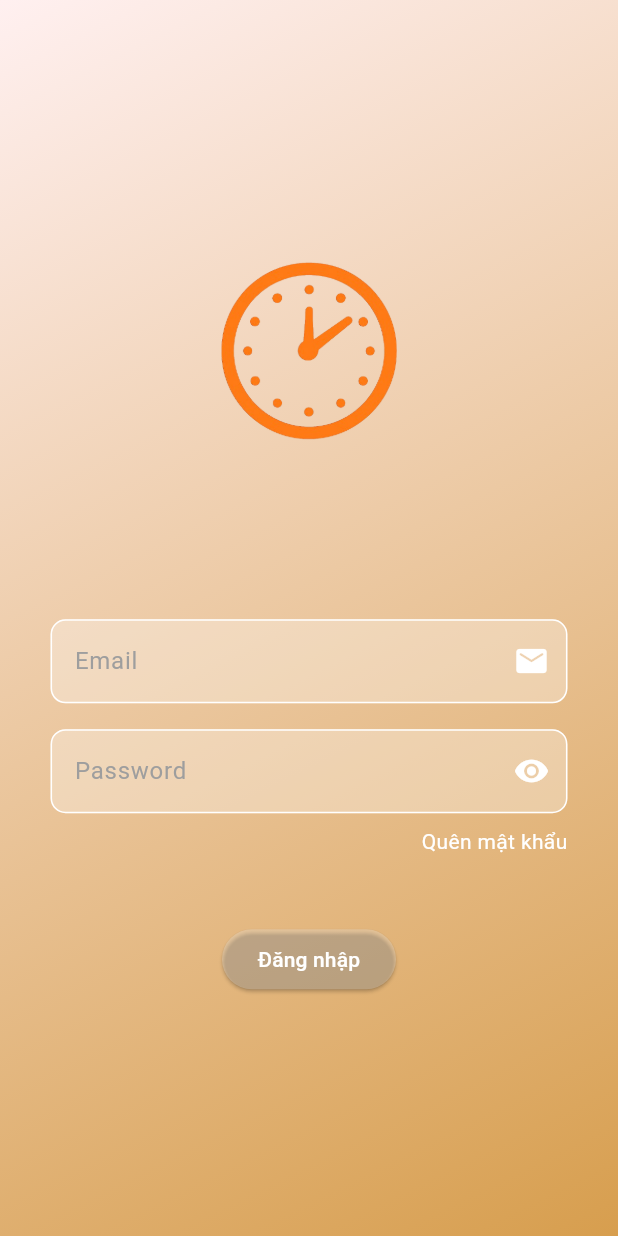
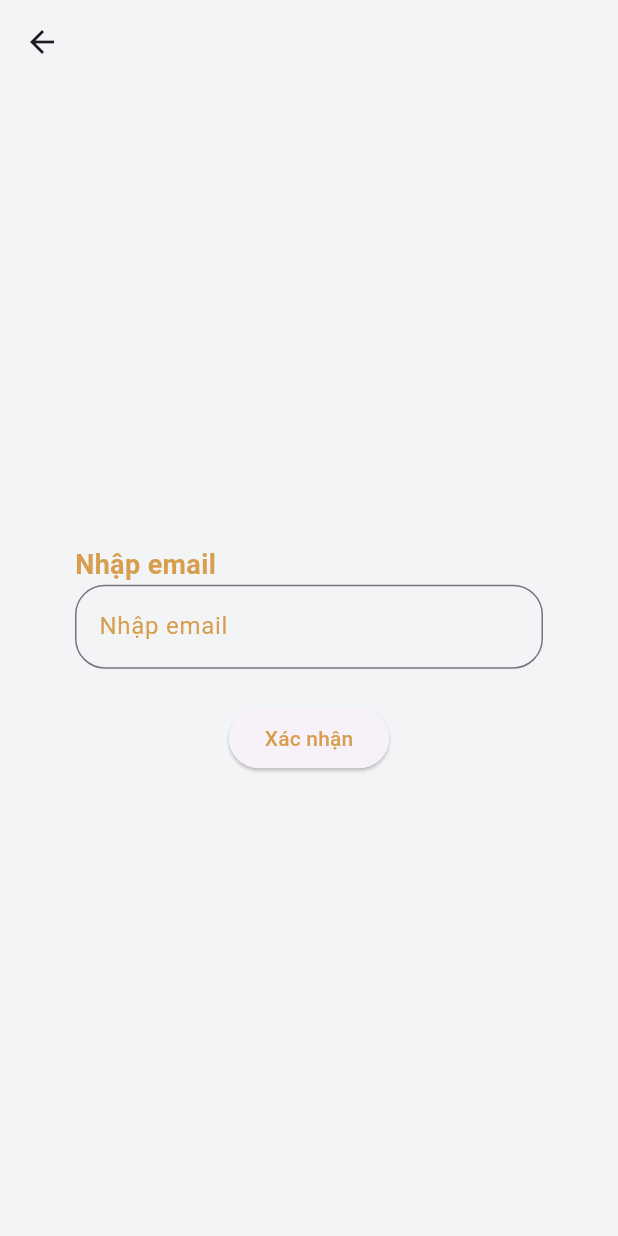
Before and after one commit to minhthongnt2610/TT_Nhom3, a Flutter app: the screen it shows after launch, after a tap on "Quên mật khẩu", on a phone screen of 412 x 824 dp. Run offline on Flutter 3.47's test engine with Material 3 defaults, Android fonts, the phone set to English and light mode, and no system bars; our stand-ins replace google_fonts; Roboto replaces fonts that are missing (balooPaaji).

Commit message:
hoàn thành màn hình quên mật khẩu và kết nối tất cả màn hình lại với nhau (v1 demo)

```diff
--- a/TimeTrack/lib/my_app.dart
+++ b/TimeTrack/lib/my_app.dart
@@ -1,4 +1,5 @@
 import 'package:flutter/material.dart';
+import 'package:timetrack/screens/common_screens/forgot_password_screen.dart';
 import 'package:timetrack/screens/common_screens/login_screen.dart';
 import 'package:timetrack/screens/employee_screens/check_in_screen.dart';
 import 'package:timetrack/screens/employee_screens/info_employee.dart';
--- /dev/null
+++ b/TimeTrack/lib/screens/common_screens/forgot_password_screen.dart
@@ -0,0 +1,77 @@
+import 'package:flutter/material.dart';
+
+import '../../contains/app_colors.dart';
+
+class ForgotPasswordScreen extends StatefulWidget {
+  const ForgotPasswordScreen({super.key});
+
+  @override
+  State<ForgotPasswordScreen> createState() => _ForgotPasswordScreenState();
+}
+
+class _ForgotPasswordScreenState extends State<ForgotPasswordScreen> {
+  @override
+  Widget build(BuildContext context) {
+    int height = MediaQuery.of(context).size.height.toInt();
+    return Scaffold(
+      appBar: AppBar(
+        backgroundColor: AppColors.backgroundColor,
+        elevation: 0,
+      ),
+      body: GestureDetector(
+        onTap: () => FocusManager.instance.primaryFocus?.unfocus(),
+        child: Container(
+          width: double.infinity,
+          height: double.infinity,
+          decoration: BoxDecoration(color: AppColors.backgroundColor),
+          child: Padding(
+            padding: const EdgeInsets.all(50.0),
+            child: Column(
+              mainAxisAlignment: MainAxisAlignment.center,
+              children: [
+                Align(
+                  alignment: Alignment.centerLeft,
+                  child: Text(
+                    "Nhập email",
+                    style: TextStyle(
+                      fontSize: 18,
+                      fontWeight: FontWeight.bold,
+                      color: AppColors.hexD79E4E,
+                      fontFamily: 'balooPaaji',
+                    ),
+                  ),
+                ),
+                TextFormField(
+                  decoration: InputDecoration(
+                    border: OutlineInputBorder(
+                      borderRadius: BorderRadius.circular(20),
+                      borderSide: BorderSide(color: AppColors.hexD79E4E),
+                    ),
+                    hintText: "Nhập email",
+                    hintStyle: TextStyle(
+                      color: AppColors.hexD79E4E,
+                      fontFamily: 'balooPaaji',
+                    ),
+                  ),
+                ),
+                SizedBox(height: 26 * height / 956,),
+                ElevatedButton(
+                  onPressed: () {
+                    debugPrint("Gửi");
+                  },
+                  child: Text(
+                    'Xác nhận',
+                    style: TextStyle(
+                      color: AppColors.hexD79E4E,
+                      fontFamily: 'balooPaaji',
+                    ),
+                  ),
+                ),
+              ],
+            ),
+          ),
+        ),
+      ),
+    );
+  }
+}
--- a/TimeTrack/lib/screens/common_screens/login_screen.dart
+++ b/TimeTrack/lib/screens/common_screens/login_screen.dart
@@ -1,5 +1,6 @@
 import 'package:flutter/material.dart';
 import 'package:timetrack/contains/app_colors.dart';
+import 'package:timetrack/screens/common_screens/forgot_password_screen.dart';
 import 'package:timetrack/screens/common_screens/widgets/field_widget.dart';
 import 'package:timetrack/screens/employee_screens/check_in_screen.dart';
 
@@ -64,6 +65,7 @@ class LoginScreen extends StatelessWidget {
                         child: GestureDetector(
                           onTap: () {
                             print("Quên mật khẩu");
+                            Navigator.push(context, MaterialPageRoute(builder: (context) => ForgotPasswordScreen()));
                           },
                           child: Text(
                             "Quên mật khẩu",
--- a/TimeTrack/lib/screens/employee_screens/check_in_screen.dart
+++ b/TimeTrack/lib/screens/employee_screens/check_in_screen.dart
@@ -62,22 +62,38 @@ class _CheckInScreenState extends State<CheckInScreen> {
                   mainAxisAlignment: MainAxisAlignment.spaceEvenly,
                   children: [
                     EventButton(
-                      onTap: () {},
+                      onTap: () {
+                        debugPrint(
+                          "Đơn xin chấm công bổ sung"
+                        );
+                      },
                       urlImage: "assets/images/icon/DonXinChamCongBoSung.png",
                       text: "Đơn xin chấm\ncông bổ sung",
                     ),
                     EventButton(
-                      onTap: () {},
+                      onTap: () {
+                        debugPrint(
+                          "Đơn xin nghỉ phép"
+                        );
+                      },
                       urlImage: "assets/images/icon/DonXinNghiPhep.png",
                       text: "Đơn xin\nnghỉ phép",
                     ),
                     EventButton(
-                      onTap: () {},
+                      onTap: () {
+                        debugPrint(
+                          "Lịch sử chấm công"
+                        );
+                      },
                       urlImage: "assets/images/icon/LichSuChamCong.png",
                       text: "Lịch sử\nchấm công",
                     ),
                     EventButton(
-                      onTap: () {},
+                      onTap: () {
+                        debugPrint(
+                          "Trạng thái đơn"
+                        );
+                      },
                       urlImage: "assets/images/icon/TrangThaiDon.png",
                       text: "Trạng thái\n",
                     ),
--- a/TimeTrack/lib/screens/employee_screens/info_employee.dart
+++ b/TimeTrack/lib/screens/employee_screens/info_employee.dart
@@ -111,7 +111,7 @@ class InfoEmployee extends StatelessWidget {
                 ),
                 onPressed: () {
                   debugPrint('Đăng xuất');
-                  checkInSuccessDialog(context);
+
                 },
                 child: Text(
                   'Đăng xuất',
```
